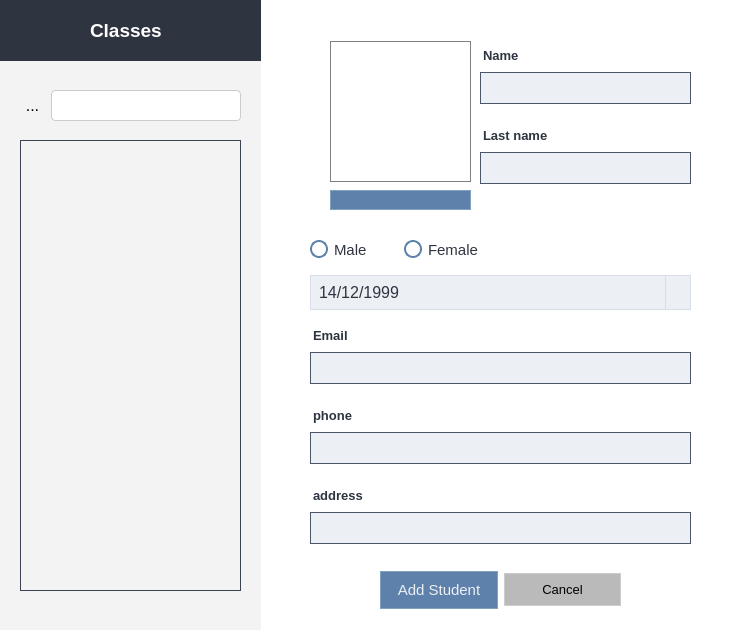
The window that School_System/ui/AddStudentDialog.ui (KasperJack/School-Management-System) describes before a commit, drawn with Qt 5.
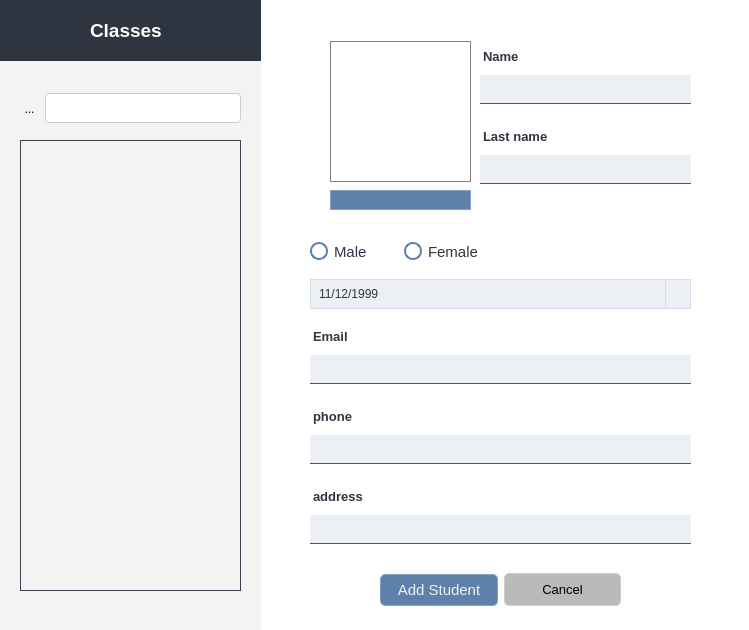
The same window after the commit. Icons and pictures are not drawn.

```diff
--- a/School_System/ui/AddStudentDialog.ui
+++ b/School_System/ui/AddStudentDialog.ui
@@ -19,73 +19,9 @@
     background-color:rgb(255, 255, 255); /* Light Gray for Light Mode */
     color: #000000;           /* Black Text */
     font-family: &quot;Segoe UI&quot;, Arial, sans-serif;
-    font-size: 12pt;
-border-radius: 10px;
 }
 
-/* Dark Mode (Toggle this for dark theme) */
-/*
-QWidget {
-    background-color: #2b2b2b; 
-    color: #ffffff;           
-}
-*/
 
-/* Buttons */
-QPushButton {
-    background-color: #0078d7; /* Windows Blue */
-    color: white;
-    border-radius: 5px;
-    padding: 8px 16px;
-    border: none;
-    font-size: 11pt;
-}
-QPushButton:hover {
-    background-color: #005a9e; /* Darker Blue on Hover */
-}
-QPushButton:pressed {
-    background-color: #004578; /* Even Darker Blue on Click */
-}
-
-/* Input Fields */
-QLineEdit {
-    background-color: white;
-    color: black;
-    border: 1px solid #cccccc;
-    border-radius: 4px;
-    padding: 6px;
-}
-QLineEdit:focus {
-    border: 1px solid #0078d7; /* Blue Border on Focus */
-    background-color: #ffffff;
-}
-
-/* Labels */
-QLabel {
-    font-size: 13pt;
-    color: #333333; /* Dark Gray */
-}
-
-/* Checkboxes and Radio Buttons */
-QCheckBox, QRadioButton {
-    spacing: 6px;
-    color: #333333;
-}
-
-/* Scrollbars */
-QScrollBar:vertical {
-    border: none;
-    background: #f3f3f3;
-    width: 8px;
-    margin: 0px 0px 0px 0px;
-}
-QScrollBar::handle:vertical {
-    background: #cccccc;
-    border-radius: 4px;
-}
-QScrollBar::handle:vertical:hover {
-    background: #aaaaaa;
-}
 </string>
   </property>
   <widget class="QWidget" name="layoutWidget">
@@ -130,14 +66,13 @@
     <item>
      <widget class="QLineEdit" name="email_field">
       <property name="styleSheet">
-       <string notr="true">/* Input Field */
-QLineEdit {
+       <string notr="true">QLineEdit {
     background-color: #eceff4; /* Light background */
     color: #000000; /* Black text */
-    border: 1px solid #4C566A; /* Subtle gray-blue border */
-    border-radius: 0px; /* No rounded corners */
+    border: none; /* Remove default border */
+    border-bottom: 1px solid #4C566A; /* Subtle bottom border */
     padding: 6px; /* Padding inside the field */
-    font-size: 14px; /* Standard font size */
+    outline: none; /* Remove focus outline */
 }
 
 /* Focused Input Field */
@@ -198,14 +133,13 @@
     <item>
      <widget class="QLineEdit" name="phone_field">
       <property name="styleSheet">
-       <string notr="true">/* Input Field */
-QLineEdit {
+       <string notr="true">QLineEdit {
     background-color: #eceff4; /* Light background */
     color: #000000; /* Black text */
-    border: 1px solid #4C566A; /* Subtle gray-blue border */
-    border-radius: 0px; /* No rounded corners */
+    border: none; /* Remove default border */
+    border-bottom: 1px solid #4C566A; /* Subtle bottom border */
     padding: 6px; /* Padding inside the field */
-    font-size: 14px; /* Standard font size */
+    outline: none; /* Remove focus outline */
 }
 
 /* Focused Input Field */
@@ -266,14 +200,13 @@
     <item>
      <widget class="QLineEdit" name="name_field">
       <property name="styleSheet">
-       <string notr="true">/* Input Field */
-QLineEdit {
+       <string notr="true">QLineEdit {
     background-color: #eceff4; /* Light background */
     color: #000000; /* Black text */
-    border: 1px solid #4C566A; /* Subtle gray-blue border */
-    border-radius: 0px; /* No rounded corners */
+    border: none; /* Remove default border */
+    border-bottom: 1px solid #4C566A; /* Subtle bottom border */
     padding: 6px; /* Padding inside the field */
-    font-size: 14px; /* Standard font size */
+    outline: none; /* Remove focus outline */
 }
 
 /* Focused Input Field */
@@ -306,8 +239,8 @@
      <widget class="QPushButton" name="add_student_button">
       <property name="minimumSize">
        <size>
-        <width>86</width>
-        <height>38</height>
+        <width>0</width>
+        <height>0</height>
        </size>
       </property>
       <property name="styleSheet">
@@ -319,8 +252,8 @@
     padding: 6px 12px;
     font-family: &quot;Segoe UI&quot;;
     font-size: 15px;
-    min-width: 60px;
-    min-height: 24px;
+border-radius: 5px;
+
 }
 
 /* Hover State */
@@ -386,6 +319,7 @@
     border-radius: 0px;
     padding: 8px 16px;
     font-size: 10pt;
+border-radius: 5px;
 }
 
 QPushButton:hover {
@@ -448,14 +382,13 @@
     <item>
      <widget class="QLineEdit" name="last_name_field">
       <property name="styleSheet">
-       <string notr="true">/* Input Field */
-QLineEdit {
+       <string notr="true">QLineEdit {
     background-color: #eceff4; /* Light background */
     color: #000000; /* Black text */
-    border: 1px solid #4C566A; /* Subtle gray-blue border */
-    border-radius: 0px; /* No rounded corners */
+    border: none; /* Remove default border */
+    border-bottom: 1px solid #4C566A; /* Subtle bottom border */
     padding: 6px; /* Padding inside the field */
-    font-size: 14px; /* Standard font size */
+    outline: none; /* Remove focus outline */
 }
 
 /* Focused Input Field */
@@ -516,14 +449,13 @@
     <item>
      <widget class="QLineEdit" name="address_field">
       <property name="styleSheet">
-       <string notr="true">/* Input Field */
-QLineEdit {
+       <string notr="true">QLineEdit {
     background-color: #eceff4; /* Light background */
     color: #000000; /* Black text */
-    border: 1px solid #4C566A; /* Subtle gray-blue border */
-    border-radius: 0px; /* No rounded corners */
+    border: none; /* Remove default border */
+    border-bottom: 1px solid #4C566A; /* Subtle bottom border */
     padding: 6px; /* Padding inside the field */
-    font-size: 14px; /* Standard font size */
+    outline: none; /* Remove focus outline */
 }
 
 /* Focused Input Field */
@@ -718,13 +650,13 @@
      </property>
     </widget>
    </widget>
-   <widget class="QWidget" name="">
+   <widget class="QWidget" name="layoutWidget">
     <property name="geometry">
      <rect>
       <x>20</x>
       <y>30</y>
       <width>221</width>
-      <height>31</height>
+      <height>37</height>
      </rect>
     </property>
     <layout class="QHBoxLayout" name="horizontalLayout_3">
@@ -917,7 +849,6 @@
     background-color: #eceff4; /* Light background */
     color: #2e3440; /* Nord0 - Darker text color */
     border: 1px solid #d8dee9; /* Nord4 - Light gray border */
-    border-radius: 0px; /* No rounded corners */
     padding: 6px;
     selection-background-color: #81a1c1; /* Nord8 - Light blue highlight */
     selection-color: white; /* White text color for selected text */
@@ -940,6 +871,8 @@
     subcontrol-position: center right;
     width: 24px; /* Width of the drop-down button */
     border-left: 1px solid #d8dee9; /* Light gray separator */
+    border-top-right-radius: 6px; /* Match QDateEdit rounding */
+    border-bottom-right-radius: 6px;
 }
 
 /* Drop-down Calendar Button Icon */
@@ -958,6 +891,47 @@
 QDateEdit::drop-down:pressed {
     background-color: #d0d4db; /* Slightly darker gray when pressed */
 }
+
+/* Drop-down Calendar Widget */
+QCalendarWidget {
+    background-color: #2e3440; /* Dark background */
+    color: #d8dee9; /* Light text */
+    border: 1px solid #4C566A; /* Subtle border */
+    border-radius: 6px; /* Rounded corners */
+}
+
+/* Calendar Header (Month &amp; Year) */
+QCalendarWidget QWidget#qt_calendar_navigationbar {
+    background-color: #000000; /* Fully black header */
+    color: #ffffff; /* White text */
+    border-top-left-radius: 6px;
+    border-top-right-radius: 6px;
+}
+
+/* Calendar Header Buttons (Previous/Next Month) */
+QCalendarWidget QToolButton {
+    background-color: #000000; /* Black background */
+    color: white; /* White text */
+    border-radius: 4px;
+}
+
+/* Calendar Header Hover */
+QCalendarWidget QToolButton:hover {
+    background-color: #5e81ac; /* Blue */
+}
+
+/* Calendar Grid (Days) */
+QCalendarWidget QTableView {
+    background-color: #2e3440; /* Dark grid background */
+    color: #eceff4; /* Light text */
+}
+
+/* Selected Day */
+QCalendarWidget QAbstractItemView:enabled:selected {
+    background-color: #81a1c1; /* Light blue */
+    color: white;
+    border-radius: 4px;
+}
 </string>
       </property>
       <property name="wrapping">
@@ -970,7 +944,7 @@
         <second>0</second>
         <year>1999</year>
         <month>12</month>
-        <day>14</day>
+        <day>11</day>
        </datetime>
       </property>
       <property name="displayFormat">
```
Left out of the diff: 12 changed lines with no effect on the pictures.
